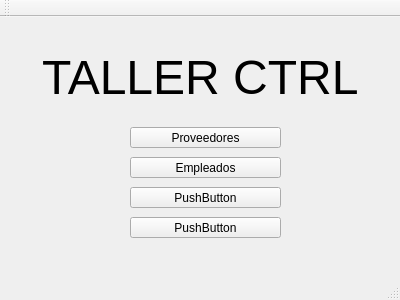
Qt form taller.ui (Jose-Cisneros/TallerCTRL) before a commit.
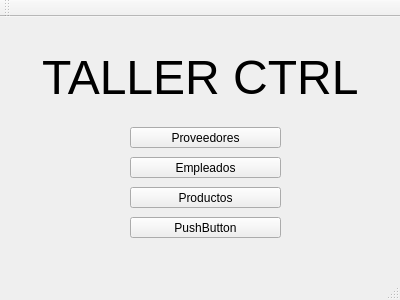
The same form after that commit.

Commit message: **NUEVA GUI PRODUCTOS** -Falta terminar el agregar nuevo producto. -Falta terminar la tabla.

What changed in the file:
```diff
--- a/taller.ui
+++ b/taller.ui
@@ -50,7 +50,7 @@
      </rect>
     </property>
     <property name="text">
-     <string>PushButton</string>
+     <string>Productos</string>
     </property>
    </widget>
    <widget class="QPushButton" name="pushButton_4">
```
Left out of the diff: 2 changed lines with no effect on the pictures. The commit also changes 23 other files.
